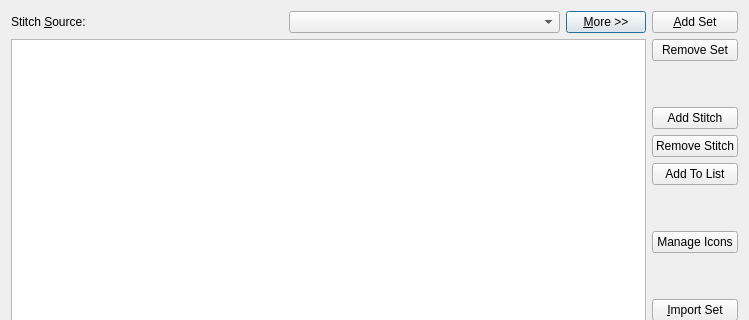
First picture: the form in src/stitchlibrary.ui, repository iPenguin/CrochetCharts, before the edit; both pictures show x 0 to 749 and y 0 to 320 of the 749 by 616 pixel window.
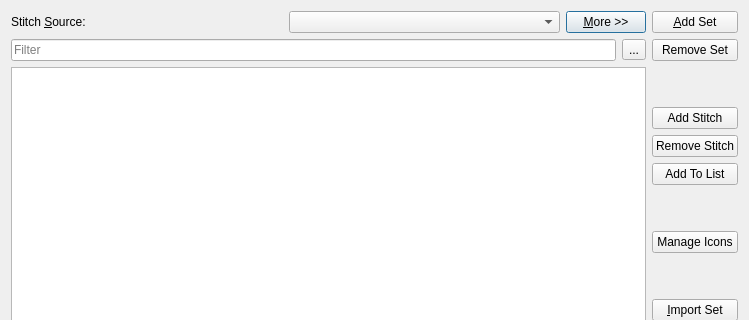
Second picture: the form after the edit. Icons and pictures are not drawn.

Commit message: Refs #241 - Add st filter to the library.

```diff
--- a/src/stitchlibrary.ui
+++ b/src/stitchlibrary.ui
@@ -52,6 +52,37 @@
        </item>
       </layout>
      </item>
+     <item>
+      <layout class="QHBoxLayout" name="horizontalLayout_3">
+       <property name="bottomMargin">
+        <number>0</number>
+       </property>
+       <item>
+        <widget class="QLineEdit" name="stitchFilter">
+         <property name="inputMask">
+          <string/>
+         </property>
+         <property name="placeholderText">
+          <string>Filter</string>
+         </property>
+        </widget>
+       </item>
+       <item>
+        <widget class="QToolButton" name="clearBttn">
+         <property name="toolTip">
+          <string>Clear text</string>
+         </property>
+         <property name="text">
+          <string>...</string>
+         </property>
+         <property name="icon">
+          <iconset resource="../crochet.qrc">
+           <normaloff>:/images/clear.svg</normaloff>:/images/clear.svg</iconset>
+         </property>
+        </widget>
+       </item>
+      </layout>
+     </item>
      <item>
       <widget class="QTableView" name="listView">
        <property name="editTriggers">
```
Left out of the diff: 4 changed lines with no effect on the pictures. The commit also changes 3 other files.
